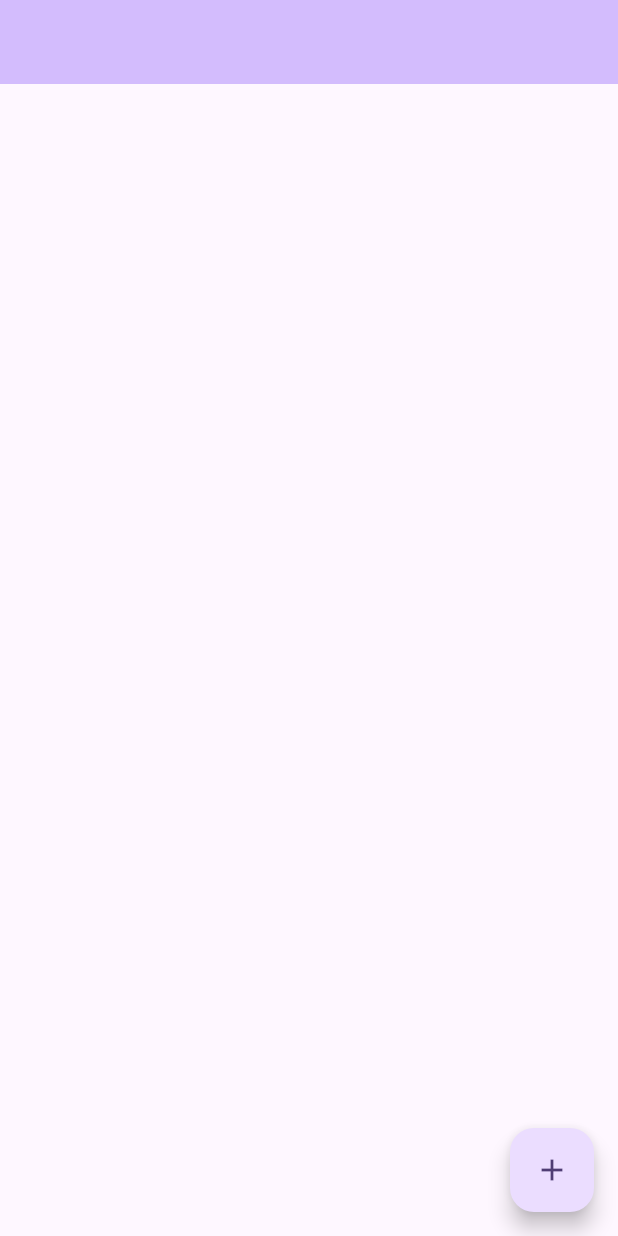
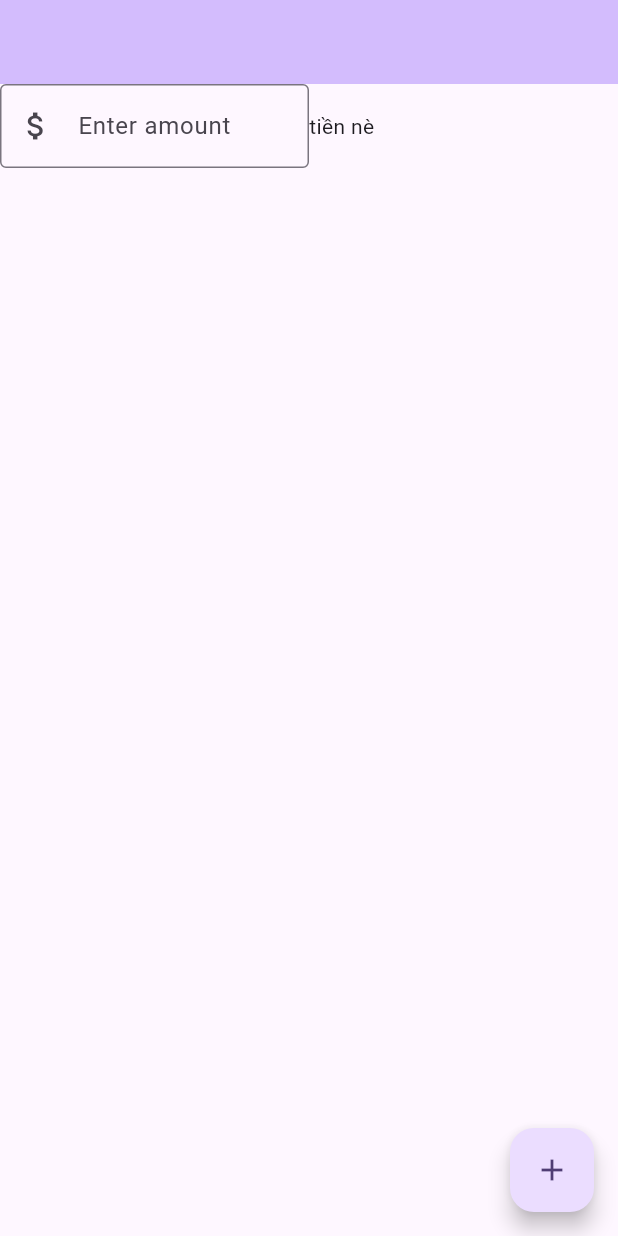
Before and after one commit to TinmaLai/GrowYourMoney, a Flutter app: the screen it shows after launch, on a phone screen of 412 x 824 dp. Run offline on Flutter 3.47's test engine with Material 3 defaults, Android fonts, the phone set to English and light mode, and no system bars.

Commit message:
Xếp thành 1 hàng rồi nè

```diff
--- a/lib/main.dart
+++ b/lib/main.dart
@@ -89,17 +89,32 @@
       ),
       body: Column(
         children: [
-          for (var moneyInputField in moneyInputFields)
-            Padding(
-              padding: const EdgeInsets.only(left: 20.0, top: 10.0, right: 16.0, bottom: 8.0),
-              child: moneyInputField,
+
+          Row(
+            mainAxisAlignment: MainAxisAlignment.start,
+            mainAxisSize: MainAxisSize.max,
+            children: [
+            Flexible(
+              child: MoneyInputField(
+                onChanged: (amount) {
+                  print('Entered amount: $amount');
+                  // You can perform further actions with the entered amount here
+                },
+              ),
             ),
+            const Flexible(
+              child: Text('tiền nè')
+            ),
+
+
+          ],)
+
         ],
       ),
 
 
       floatingActionButton: FloatingActionButton(
-        onPressed: () => {
+        onPressed: () {
           setState(() {
             moneyInputFields.add(
               MoneyInputField(
@@ -109,11 +124,11 @@
                 },
               ),
             );
-          }),
+          });
         },
         tooltip: 'Increment',
         child: const Icon(Icons.add),
-      ), // This trailing comma makes auto-formatting nicer for build methods.
+      ),
     );
   }
 }
```
